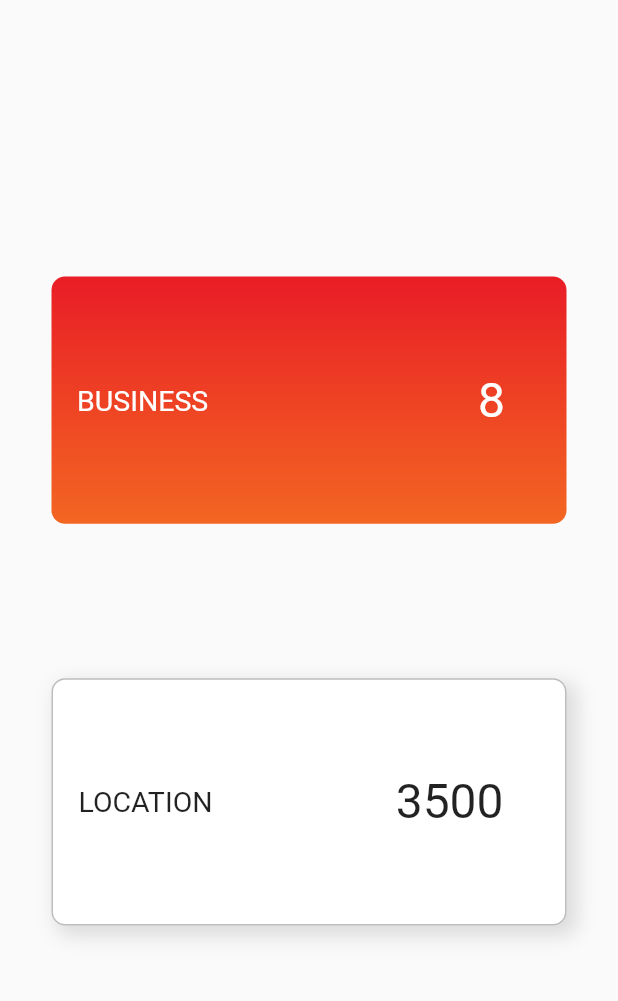
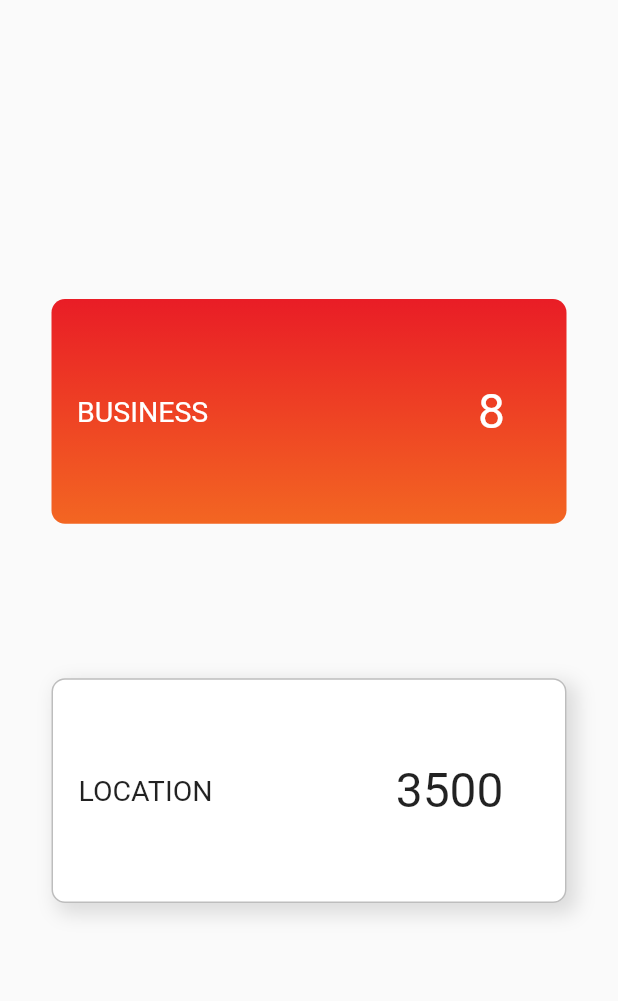
Before and after one commit to Saugat913/mobblazer, a Flutter app: the BusinessListPage screen opened directly, after a tap on the "menu" icon, after a tap on "DashBoard", on a phone screen of 412 x 824 dp, the part 59-1060 px from its top. Run offline on Flutter 3.47's test engine with Material 2 defaults, Android fonts, the phone set to English and light mode, and no system bars.

Commit message:
some refactoring the padding and spacing

```diff
--- a/lib/screen/AddCustomer.dart
+++ b/lib/screen/AddCustomer.dart
@@ -35,6 +35,8 @@ class AddCustomerPage extends StatelessWidget {
   @override
   Widget build(BuildContext context) {
     var screenWidth = MediaQuery.of(context).size.width;
+    var screenHeight = MediaQuery.of(context).size.height;
+
     return Scaffold(
       appBar: AppBar(
           elevation: 0,
@@ -57,7 +59,7 @@ class AddCustomerPage extends StatelessWidget {
               padding: EdgeInsets.only(left:screenWidth * 0.07,right: screenWidth * 0.07,top: screenWidth * 0.07),
               child: SingleChildScrollView(
                 child: Column(children: [
-
+                  SizedBox(height: screenHeight*0.08,),
                   Form(
                       child: Column(
                     children: [
@@ -98,7 +100,7 @@ class AddCustomerPage extends StatelessWidget {
                     ],
                   )),
                   SizedBox(
-                    height: MediaQuery.of(context).size.height * 0.1,
+                    height:screenHeight * 0.1,
                   ),
                   GestureDetector(
                     onTap: () {
@@ -135,7 +137,7 @@ class AddCustomerPage extends StatelessWidget {
                     child: Center(
                       child: Container(
                         height: 45,
-                        width: MediaQuery.of(context).size.width / 1.3,
+                        width: screenWidth/ 1.3,
                         decoration: BoxDecoration(
                           borderRadius: BorderRadius.circular(19),
                           gradient: LinearGradient(
--- a/lib/screen/DashBoard.dart
+++ b/lib/screen/DashBoard.dart
@@ -7,9 +7,11 @@ class DashBoard extends StatelessWidget {
   int noOfLocations = 3500;
   @override
   Widget build(BuildContext context) {
+    var screenWidth=MediaQuery.of(context).size.width;
+    var screenHeight=MediaQuery.of(context).size.height;
     return Scaffold(
       drawer: Drawer(
-        width: MediaQuery.of(context).size.width / 1.4,
+        width: screenWidth / 1.4,
         child: CustomDrawer(),
       ),
       appBar: AppBar(leading: Builder(builder: (context) {
@@ -24,15 +26,17 @@ class DashBoard extends StatelessWidget {
                 style: TextStyle(color: Colors.black),
               ), backgroundColor: Colors.transparent,elevation: 0,),
       body: SafeArea(
-        child: Column(
-          crossAxisAlignment: CrossAxisAlignment.start,
-          mainAxisAlignment: MainAxisAlignment.center,
-          children: [
-            Center(
-              child: Container(
+        child: Container(
+          height: screenHeight,
+          width: screenWidth,
+          child: Column(
+            crossAxisAlignment: CrossAxisAlignment.center,
+            mainAxisAlignment: MainAxisAlignment.center,
+            children: [
+              Container(
                 padding: EdgeInsets.fromLTRB(17, 12, 17, 12),
-                height: MediaQuery.of(context).size.height / 5,
-                width: MediaQuery.of(context).size.width / 1.2,
+                height: screenHeight / 5.5,
+                width: screenWidth / 1.2,
                 decoration: BoxDecoration(
                   borderRadius: BorderRadius.circular(9),
                   gradient: LinearGradient(
@@ -59,15 +63,13 @@ class DashBoard extends StatelessWidget {
                   ],
                 ),
               ),
-            ),
-            SizedBox(
-              height: MediaQuery.of(context).size.height / 8,
-            ),
-            Center(
-              child: Container(
+              SizedBox(
+                height: screenHeight / 8,
+              ),
+              Container(
                 padding: EdgeInsets.fromLTRB(17, 12, 17, 12),
-                height: MediaQuery.of(context).size.height / 5,
-                width: MediaQuery.of(context).size.width / 1.2,
+                height: screenHeight / 5.5,
+                width: screenWidth / 1.2,
                 decoration: BoxDecoration(
                     borderRadius: BorderRadius.circular(9),
                     border: Border.all(color: Colors.black26),
@@ -105,8 +107,8 @@ class DashBoard extends StatelessWidget {
                   ],
                 ),
               ),
-            ),
-          ],
+            ],
+          ),
         ),
       ),
     );
--- a/lib/screen/ListPage/BusinessListPage.dart
+++ b/lib/screen/ListPage/BusinessListPage.dart
@@ -52,6 +52,7 @@ class BusinessListPage extends StatelessWidget {
             child: Container(
               padding:EdgeInsets.fromLTRB(screenWidth*0.02, screenHeight*0.01, screenWidth*0.02, screenHeight*0.01),
               child: ListView.builder(
+                itemExtent: screenHeight*0.13,
                   itemCount: businessList.length,
                   itemBuilder: (context, index) {
                     return Card(
@@ -59,6 +60,7 @@ class BusinessListPage extends StatelessWidget {
                           side: BorderSide(color: Colors.black26, width: 1),
                           borderRadius: BorderRadius.circular(9),
                         ),
+                      child: Center(
                         child: ListTile(
                           leading: Icon(Icons.business),
                           title: Text(
@@ -81,6 +83,7 @@ class BusinessListPage extends StatelessWidget {
                             }
                           },
                         ),
+                      ),
                     );
                   }),
             ),
--- a/lib/screen/ListPage/LocationList.dart
+++ b/lib/screen/ListPage/LocationList.dart
@@ -58,6 +58,7 @@ class LocationListPage extends StatelessWidget {
             child: Container(
               padding:EdgeInsets.fromLTRB(screenWidth*0.02, screenHeight*0.01, screenWidth*0.02, screenHeight*0.01),
               child: ListView.builder(
+                itemExtent: screenHeight*0.13,
                   itemCount: locationlist.length,
                   itemBuilder: (context, index) {
                     return Card(
@@ -65,6 +66,7 @@ class LocationListPage extends StatelessWidget {
                           borderRadius: BorderRadius.circular(9),
                           side: BorderSide(color: Colors.black26)
                         ),
+                      child: Center(
                         child: ListTile(
                           leading: Icon(Icons.location_on),
                           title: Text(
@@ -88,6 +90,7 @@ class LocationListPage extends StatelessWidget {
                             }
                           },
                         ),
+                      ),
                     );
                   }),
             ),
```
Lines whose indentation alone changed are shown as unchanged.
